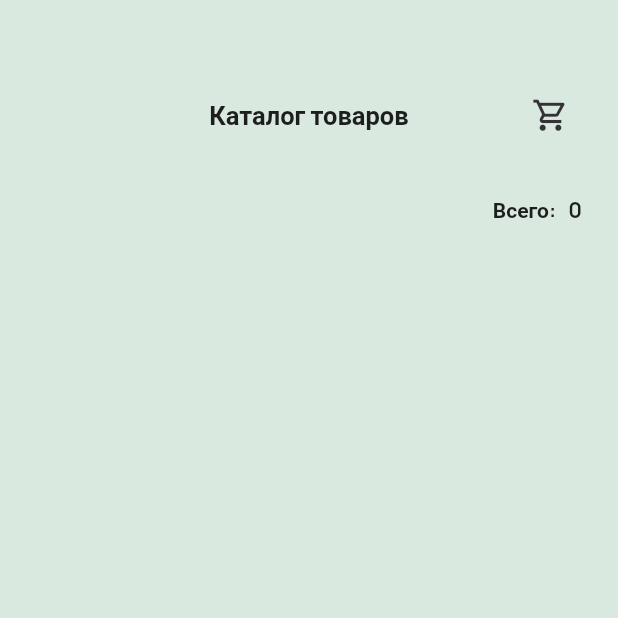
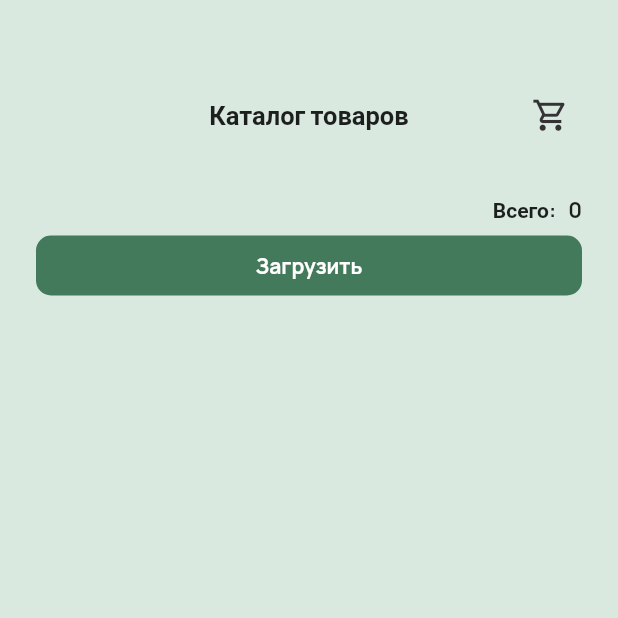
Before and after one commit to shakalsky/fflow_test_app, a Flutter app: the screen it shows after launch, on a phone screen of 412 x 824 dp, the top half of it. Run offline on Flutter 3.47's test engine with Material 2 defaults, Android fonts, the phone set to English and light mode, and no system bars; our stand-ins replace cached_network_image, cloud_firestore, firebase_core, flutter_bloc, get_it, google_fonts; accounts and stored records are empty.

Commit message:
minor loading update

```diff
--- a/lib/presentation/pages/home_page.dart
+++ b/lib/presentation/pages/home_page.dart
@@ -21,13 +21,12 @@ class _HomePageState extends State<HomePage> {
   final _unfocusNode = FocusNode();
   late List<Product> products = [];
 
-  @override
-  void initState() {
+  void getProducts() async {
     final repo = i.get<ProductRepository>();
+    final newProducts = await repo.getProducts();
     setState(() {
-      repo.getProducts().then((value) => products = value);
+      products = newProducts;
     });
-    super.initState();
   }
 
   @override
@@ -119,7 +118,17 @@ class _HomePageState extends State<HomePage> {
                     ],
                   ),
                 ),
-                Expanded(
+                products.length == 0
+                    ? AppTextButton(
+                        name: 'Загрузить',
+                        height: 40,
+                        borderRound: 10,
+                        backgroundColor: AppColors.primary,
+                        onTap: getProducts,
+                        fontSize: 14,
+                        fontWeight: FontWeight.bold,
+                      )
+                    : Expanded(
                         child: GridView.builder(
                           itemCount: products.length,
                           padding: EdgeInsets.zero,
@@ -154,7 +163,8 @@ class _HomePageState extends State<HomePage> {
                                     ),
                                   ),
                                   Padding(
-                              padding: const EdgeInsetsDirectional.fromSTEB(
+                                    padding:
+                                        const EdgeInsetsDirectional.fromSTEB(
                                             0, 8, 0, 0),
                                     child: Text(
                                       products[index].name,
@@ -169,14 +179,17 @@ class _HomePageState extends State<HomePage> {
                                     ),
                                   ),
                                   Padding(
-                              padding: const EdgeInsetsDirectional.fromSTEB(
+                                    padding:
+                                        const EdgeInsetsDirectional.fromSTEB(
                                             0, 0, 0, 8),
                                     child: Row(
                                       mainAxisSize: MainAxisSize.max,
-                                mainAxisAlignment: MainAxisAlignment.center,
+                                      mainAxisAlignment:
+                                          MainAxisAlignment.center,
                                       children: [
                                         const Padding(
-                                    padding: EdgeInsetsDirectional.fromSTEB(
+                                          padding:
+                                              EdgeInsetsDirectional.fromSTEB(
                                                   0, 0, 4, 0),
                                           child: Icon(
                                             Icons.grass,
@@ -204,7 +217,8 @@ class _HomePageState extends State<HomePage> {
                                       Navigator.push(
                                         context,
                                         MaterialPageRoute(
-                                    builder: (context) => ItemDetailsPageWidget(
+                                          builder: (context) =>
+                                              ItemDetailsPageWidget(
                                             product: products[index],
                                           ),
                                         ),
```
Lines whose indentation alone changed are shown as unchanged.
